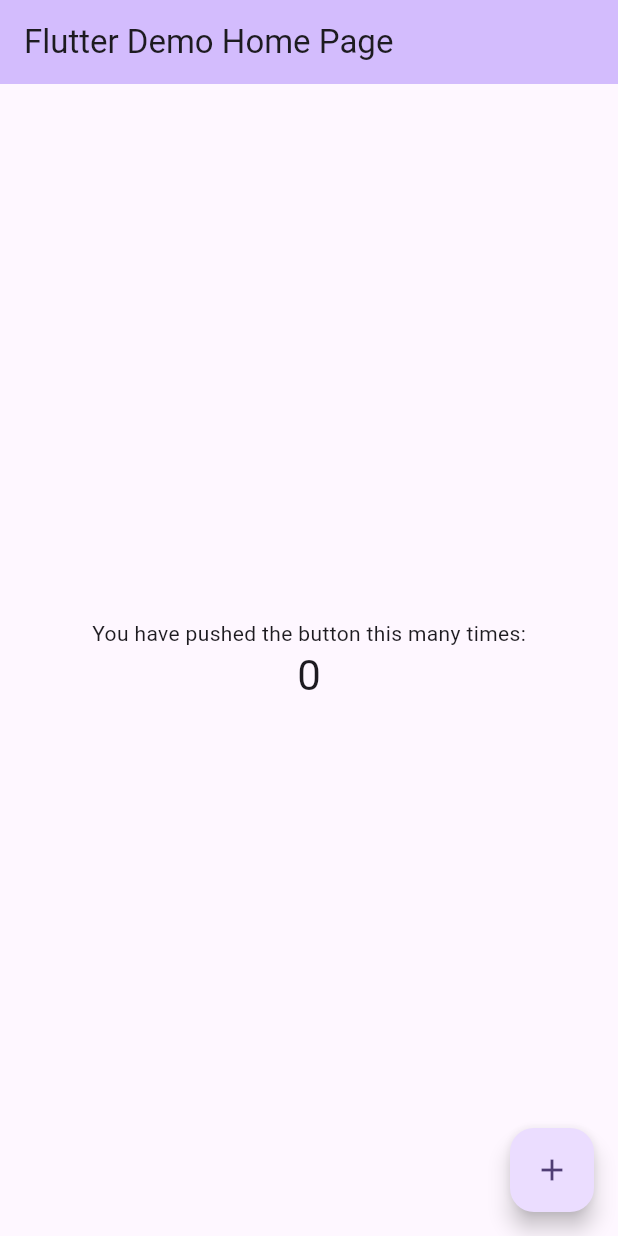
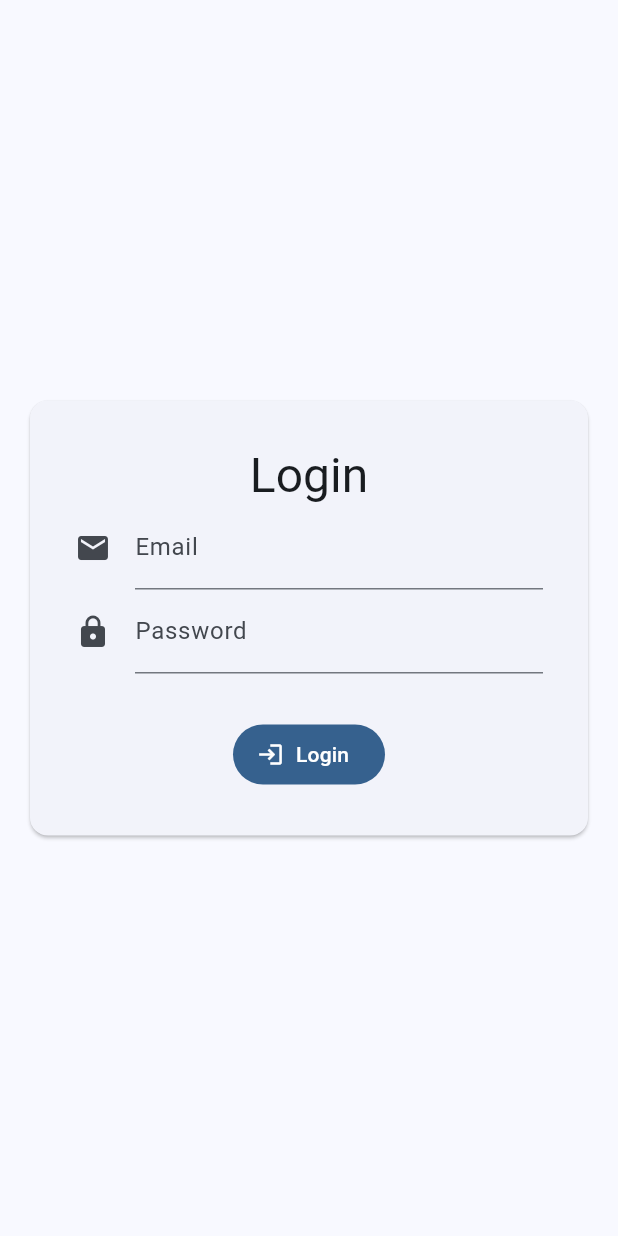
Before and after one commit to rifquramandhita/Flutter-FourLoyalty, a Flutter app: the screen it shows after launch, on a phone screen of 412 x 824 dp. Run offline on Flutter 3.47's test engine with Material 3 defaults, Android fonts, the phone set to English and light mode, and no system bars.

Commit message:
feat:add feature login

```diff
--- /dev/null
+++ b/lib/data/const.dart
@@ -0,0 +1,3 @@
+class Const{
+  static const String BASE_URL = '';
+}
--- /dev/null
+++ b/lib/data/resource/auth_resource.dart
@@ -0,0 +1,15 @@
+import 'dart:convert';
+
+import 'package:four_loyalty/data/const.dart';
+import 'package:four_loyalty/data/response/login_response.dart';
+import 'package:http/http.dart';
+
+class AuthResource {
+  static Future<LoginResponse> login(String email, String password) async {
+    final response = await post(Uri.parse(Const.BASE_URL + 'api/login'),
+        headers: {"Content-Type": "application/json"},
+        body: jsonEncode({'email': email, 'password': password}));
+    final body = jsonDecode(response.body);
+    return LoginResponse.fromJson(body);
+  }
+}
--- /dev/null
+++ b/lib/data/response/base_response.dart
@@ -0,0 +1,10 @@
+class BaseResponse {
+  final bool success;
+  final String message;
+
+  BaseResponse({required this.success, required this.message});
+
+  factory BaseResponse.fromJson(Map<String, dynamic> json) {
+    return BaseResponse(success: json['success'], message: json['message']);
+  }
+}
--- /dev/null
+++ b/lib/data/response/login_response.dart
@@ -0,0 +1,15 @@
+import 'package:four_loyalty/data/response/base_response.dart';
+
+class LoginResponse extends BaseResponse {
+  final String? token;
+
+  LoginResponse(
+      {required super.success, required super.message, required this.token});
+
+  factory LoginResponse.fromJson(Map<String, dynamic> json) {
+    return LoginResponse(
+        success: json['success'],
+        message: json['message'],
+        token: json['token']);
+  }
+}
--- a/lib/main.dart
+++ b/lib/main.dart
@@ -1,4 +1,5 @@
 import 'package:flutter/material.dart';
+import 'package:four_loyalty/ui/login_page.dart';
 
 void main() {
   runApp(const MyApp());
@@ -7,119 +8,14 @@ void main() {
 class MyApp extends StatelessWidget {
   const MyApp({super.key});
 
-  // This widget is the root of your application.
   @override
   Widget build(BuildContext context) {
     return MaterialApp(
-      title: 'Flutter Demo',
       theme: ThemeData(
-        // This is the theme of your application.
-        //
-        // TRY THIS: Try running your application with "flutter run". You'll see
-        // the application has a purple toolbar. Then, without quitting the app,
-        // try changing the seedColor in the colorScheme below to Colors.green
-        // and then invoke "hot reload" (save your changes or press the "hot
-        // reload" button in a Flutter-supported IDE, or press "r" if you used
-        // the command line to start the app).
-        //
-        // Notice that the counter didn't reset back to zero; the application
-        // state is not lost during the reload. To reset the state, use hot
-        // restart instead.
-        //
-        // This works for code too, not just values: Most code changes can be
-        // tested with just a hot reload.
-        colorScheme: ColorScheme.fromSeed(seedColor: Colors.deepPurple),
         useMaterial3: true,
+        colorSchemeSeed: Colors.blue,
       ),
-      home: const MyHomePage(title: 'Flutter Demo Home Page'),
+      home: LoginPage(),
     );
   }
 }
-
-class MyHomePage extends StatefulWidget {
-  const MyHomePage({super.key, required this.title});
-
-  // This widget is the home page of your application. It is stateful, meaning
-  // that it has a State object (defined below) that contains fields that affect
-  // how it looks.
-
-  // This class is the configuration for the state. It holds the values (in this
-  // case the title) provided by the parent (in this case the App widget) and
-  // used by the build method of the State. Fields in a Widget subclass are
-  // always marked "final".
-
-  final String title;
-
-  @override
-  State<MyHomePage> createState() => _MyHomePageState();
-}
-
-class _MyHomePageState extends State<MyHomePage> {
-  int _counter = 0;
-
-  void _incrementCounter() {
-    setState(() {
-      // This call to setState tells the Flutter framework that something has
-      // changed in this State, which causes it to rerun the build method below
-      // so that the display can reflect the updated values. If we changed
-      // _counter without calling setState(), then the build method would not be
-      // called again, and so nothing would appear to happen.
-      _counter++;
-    });
-  }
-
-  @override
-  Widget build(BuildContext context) {
-    // This method is rerun every time setState is called, for instance as done
-    // by the _incrementCounter method above.
-    //
-    // The Flutter framework has been optimized to make rerunning build methods
-    // fast, so that you can just rebuild anything that needs updating rather
-    // than having to individually change instances of widgets.
-    return Scaffold(
-      appBar: AppBar(
-        // TRY THIS: Try changing the color here to a specific color (to
-        // Colors.amber, perhaps?) and trigger a hot reload to see the AppBar
-        // change color while the other colors stay the same.
-        backgroundColor: Theme.of(context).colorScheme.inversePrimary,
-        // Here we take the value from the MyHomePage object that was created by
-        // the App.build method, and use it to set our appbar title.
-        title: Text(widget.title),
-      ),
-      body: Center(
-        // Center is a layout widget. It takes a single child and positions it
-        // in the middle of the parent.
-        child: Column(
-          // Column is also a layout widget. It takes a list of children and
-          // arranges them vertically. By default, it sizes itself to fit its
-          // children horizontally, and tries to be as tall as its parent.
-          //
-          // Column has various properties to control how it sizes itself and
-          // how it positions its children. Here we use mainAxisAlignment to
-          // center the children vertically; the main axis here is the vertical
-          // axis because Columns are vertical (the cross axis would be
-          // horizontal).
-          //
-          // TRY THIS: Invoke "debug painting" (choose the "Toggle Debug Paint"
-          // action in the IDE, or press "p" in the console), to see the
-          // wireframe for each widget.
-          mainAxisAlignment: MainAxisAlignment.center,
-          children: <Widget>[
-            const Text(
-              'You have pushed the button this many times:',
-            ),
-            Text(
-              '$_counter',
-              style: Theme.of(context).textTheme.headlineMedium,
-            ),
-          ],
-        ),
-      ),
-      floatingActionButton: FloatingActionButton(
-        onPressed: _incrementCounter,
-        tooltip: 'Increment',
-        child: const Icon(Icons.add),
-      ), // This trailing comma makes auto-formatting nicer for build methods.
-    );
-  }
-}
--- /dev/null
+++ b/lib/ui/login_page.dart
@@ -0,0 +1,105 @@
+import 'package:flutter/material.dart';
+import 'package:four_loyalty/data/resource/auth_resource.dart';
+
+class LoginPage extends StatefulWidget {
+  const LoginPage({super.key});
+
+  @override
+  State<LoginPage> createState() => _LoginPageState();
+}
+
+class _LoginPageState extends State<LoginPage> {
+  late bool isLoading;
+
+  final _emailC = TextEditingController();
+  final _passwordC = TextEditingController();
+
+  void login() async {
+    setState(() {
+      isLoading = true;
+    });
+    final response = await AuthResource.login(_emailC.text, _passwordC.text);
+    showDialog(
+      context: context,
+      builder: (context) => AlertDialog(
+        title: Text((response.success) ? "Success" : "Failed"),
+        content: Text((response.success) ? "Success login" : response.message),
+        actions: [
+          ElevatedButton(
+              onPressed: () {
+                Navigator.pop(context);
+              },
+              child: Text("CLose"))
+        ],
+      ),
+    );
+    setState(() {
+      isLoading = false;
+    });
+  }
+
+  @override
+  void initState() {
+    // TODO: implement initState
+    super.initState();
+    isLoading = false;
+  }
+
+  @override
+  Widget build(BuildContext context) {
+    final textTheme = Theme.of(context)
+        .textTheme
+        .apply(displayColor: Theme.of(context).colorScheme.onSurface);
+
+    return Scaffold(
+      body: SafeArea(
+        child: (isLoading)
+            ? Center(
+                child: SizedBox(
+                  height: 200,
+                  width: 200,
+                  child: CircularProgressIndicator(),
+                ),
+              )
+            : Center(
+                child: Card(
+                  margin: EdgeInsets.all(20),
+                  child: Padding(
+                    padding: EdgeInsets.all(30),
+                    child: Wrap(
+                      alignment: WrapAlignment.center,
+                      children: [
+                        Text("Login", style: textTheme.headlineLarge),
+                        TextFormField(
+                          controller: _emailC,
+                          decoration: InputDecoration(
+                            icon: Icon(Icons.mail),
+                            label: Text("Email"),
+                          ),
+                        ),
+                        TextFormField(
+                          controller: _passwordC,
+                          obscureText: true,
+                          decoration: InputDecoration(
+                            icon: Icon(Icons.lock),
+                            label: Text("Password"),
+                          ),
+                        ),
+                        Container(
+                          height: 30,
+                        ),
+                        FilledButton.icon(
+                            onPressed: () {
+                              login();
+                            },
+                            icon: Icon(Icons.login),
+                            label: Text("Login"))
+                      ],
+                    ),
+                  ),
+                ),
+              ),
+      ),
+    );
+  }
+}
--- a/pubspec.yaml
+++ b/pubspec.yaml
@@ -35,6 +35,7 @@ dependencies:
   # The following adds the Cupertino Icons font to your application.
   # Use with the CupertinoIcons class for iOS style icons.
   cupertino_icons: ^1.0.2
+  http: ^1.1.2
 
 dev_dependencies:
   flutter_test:
```
Also changed, not shown: pubspec.lock.
